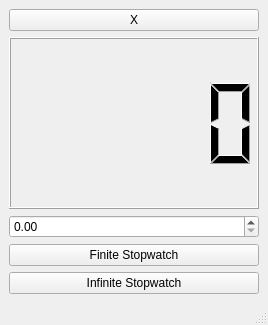
Qt form Stopwatch/mainwindow.ui (baraa-almasri/Qt) before a commit.
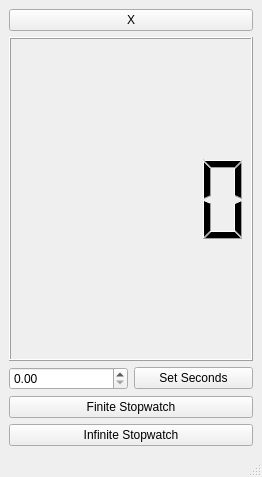
The same form after that commit.

What changed in the file:
```diff
--- a/Stopwatch/mainwindow.ui
+++ b/Stopwatch/mainwindow.ui
@@ -6,15 +6,15 @@
    <rect>
     <x>0</x>
     <y>0</y>
-    <width>268</width>
-    <height>325</height>
+    <width>262</width>
+    <height>477</height>
    </rect>
   </property>
   <property name="windowTitle">
    <string>MainWindow</string>
   </property>
   <widget class="QWidget" name="centralwidget">
-   <layout class="QGridLayout" name="gridLayout_2">
+   <layout class="QGridLayout" name="gridLayout">
     <item row="0" column="0">
      <widget class="QPushButton" name="kill">
       <property name="text">
@@ -22,21 +22,14 @@
       </property>
      </widget>
     </item>
-    <item row="2" column="0">
+    <item row="1" column="0">
      <layout class="QVBoxLayout" name="verticalLayout">
       <item>
-       <layout class="QGridLayout" name="gridLayout">
-        <item row="3" column="0">
-         <widget class="QPushButton" name="finiteStopwatch">
-          <property name="cursor">
-           <cursorShape>PointingHandCursor</cursorShape>
-          </property>
-          <property name="text">
-           <string>Finite Stopwatch</string>
-          </property>
-         </widget>
-        </item>
-        <item row="0" column="0">
+       <widget class="QLCDNumber" name="secsDisplay"/>
+      </item>
+      <item>
+       <layout class="QHBoxLayout" name="horizontalLayout">
+        <item>
          <widget class="QDoubleSpinBox" name="ammountOfSeconds">
           <property name="cursor">
            <cursorShape>PointingHandCursor</cursorShape>
@@ -46,23 +39,37 @@
           </property>
          </widget>
         </item>
-        <item row="4" column="0">
-         <widget class="QPushButton" name="infiniteStopwatch">
-          <property name="cursor">
-           <cursorShape>PointingHandCursor</cursorShape>
-          </property>
+        <item>
+         <widget class="QPushButton" name="setSeconds">
           <property name="text">
-           <string>Infinite Stopwatch</string>
+           <string>Set Seconds</string>
           </property>
          </widget>
         </item>
        </layout>
       </item>
+      <item>
+       <widget class="QPushButton" name="finiteStopwatch">
+        <property name="cursor">
+         <cursorShape>PointingHandCursor</cursorShape>
+        </property>
+        <property name="text">
+         <string>Finite Stopwatch</string>
+        </property>
+       </widget>
+      </item>
+      <item>
+       <widget class="QPushButton" name="infiniteStopwatch">
+        <property name="cursor">
+         <cursorShape>PointingHandCursor</cursorShape>
+        </property>
+        <property name="text">
+         <string>Infinite Stopwatch</string>
+        </property>
+       </widget>
+      </item>
      </layout>
     </item>
-    <item row="1" column="0">
-     <widget class="QLCDNumber" name="secsDisplay"/>
-    </item>
    </layout>
   </widget>
   <widget class="QStatusBar" name="statusbar"/>
```
